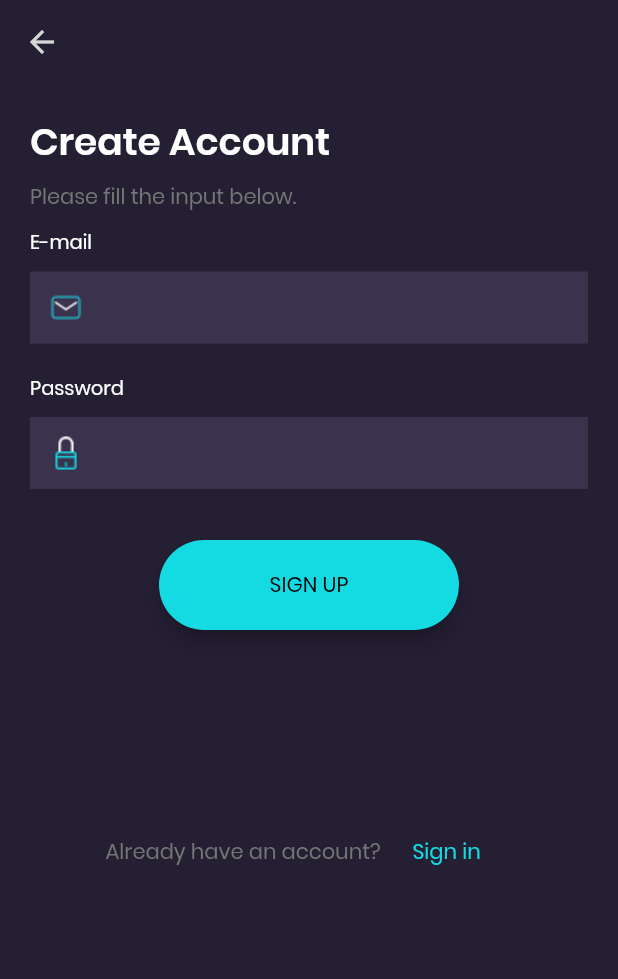
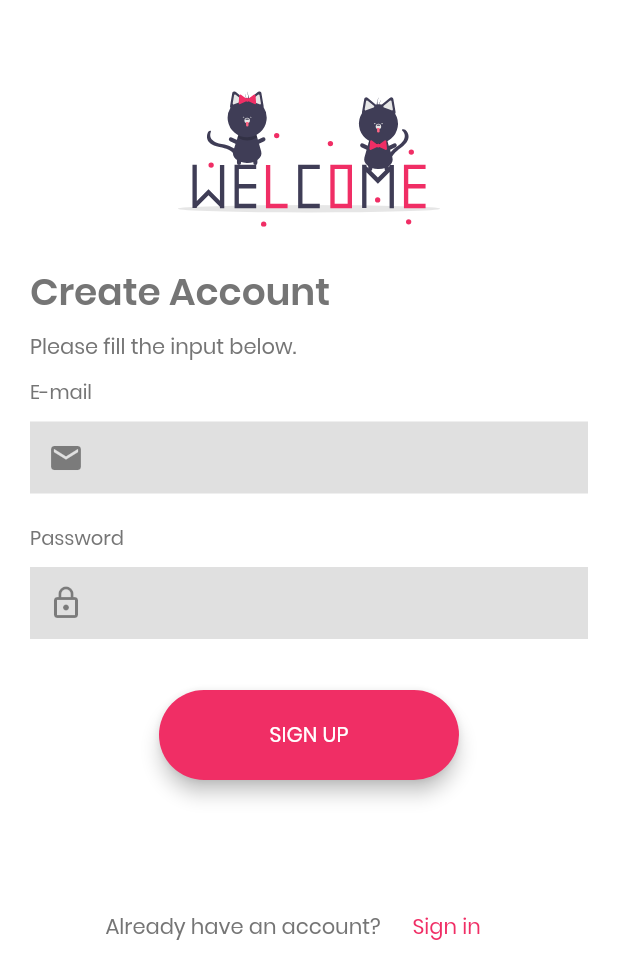
Before and after one commit to alistairholmes/flutter-appwrite-login, a Flutter app: the CreateAccount screen opened directly, on a phone screen of 412 x 824 dp. Shown: the top 979 px of the screen. Run offline on Flutter 3.47's test engine with Material 2 defaults, Android fonts, the phone set to English and light mode, and no system bars; our stand-ins replace appwrite, confetti, flutter_svg, modal_progress_hud.

Commit message:
edit login.dart and create_account.dart ui

```diff
--- a/lib/components/rounded_btn/rounded_btn.dart
+++ b/lib/components/rounded_btn/rounded_btn.dart
@@ -21,7 +21,7 @@ class RoundedButton extends StatelessWidget {
           height: 60.0,
           child: Text(
             btnText,
-            style: TextStyle(color: Colors.black),
+            style: TextStyle(color: Colors.white),
           ),
         ),
       ),
--- a/lib/ui/create_account/create_account.dart
+++ b/lib/ui/create_account/create_account.dart
@@ -1,8 +1,10 @@
+import 'package:appwrite/appwrite.dart';
 import 'package:flutter/material.dart';
 import 'package:flutter/rendering.dart';
 import 'package:flutter_appwrite_demo/components/rounded_btn/rounded_btn.dart';
 import 'package:flutter_appwrite_demo/ui/login/login.dart';
 import 'package:flutter_appwrite_demo/ui/success/success.dart';
+import 'package:flutter_svg/svg.dart';
 import 'package:modal_progress_hud/modal_progress_hud.dart';
 
 class CreateAccount extends StatefulWidget {
@@ -11,6 +13,8 @@ class CreateAccount extends StatefulWidget {
 }
 
 class _CreateAccountState extends State<CreateAccount> {
+  Client client = Client();
+  Account account;
   bool showSpinner = false;
   //final _auth = FirebaseAuth.instance;
   String email;
@@ -19,26 +23,32 @@ class _CreateAccountState extends State<CreateAccount> {
   @override
   Widget build(BuildContext context) {
     return ModalProgressHUD(
+      color: Color(0xfff02e65),
       inAsyncCall: showSpinner,
       child: Scaffold(
         resizeToAvoidBottomPadding: true,
         appBar: AppBar(
           elevation: 0,
-          leading: _goBackButton(context),
-          backgroundColor: Color(0xff251F34),
+          backgroundColor: Color(0xffffffff),
         ),
-        backgroundColor: Color(0xff251F34),
+        backgroundColor: Color(0xffffffff),
         body: SingleChildScrollView(
           child: Column(
             mainAxisAlignment: MainAxisAlignment.start,
             crossAxisAlignment: CrossAxisAlignment.start,
             children: [
+              Center(
+                child: SizedBox(
+                    width: 175,
+                    height: 100,
+                    child: SvgPicture.asset('images/welcome.svg')),
+              ),
               Padding(
                 padding: const EdgeInsets.fromLTRB(20, 20, 20, 8),
                 child: Text(
                   'Create Account',
                   style: TextStyle(
-                      color: Colors.white,
+                      color: Colors.grey[600],
                       fontWeight: FontWeight.w600,
                       fontSize: 25),
                 ),
@@ -63,7 +73,7 @@ class _CreateAccountState extends State<CreateAccount> {
                       style: TextStyle(
                           fontWeight: FontWeight.w300,
                           fontSize: 13,
-                          color: Colors.white),
+                          color: Colors.grey[600]),
                     ),
                     SizedBox(
                       height: 10,
@@ -76,12 +86,12 @@ class _CreateAccountState extends State<CreateAccount> {
                       cursorColor: Colors.white,
                       decoration: InputDecoration(
                         border: InputBorder.none,
-                        fillColor: Color(0xfff3B324E),
+                        fillColor: Colors.grey[300],
                         filled: true,
-                        prefixIcon: Image.asset('images/icon_email.png'),
+                        prefixIcon: Icon(Icons.email),
                         focusedBorder: OutlineInputBorder(
                           borderSide:
-                              BorderSide(color: Color(0xff14DAE2), width: 2.0),
+                              BorderSide(color: Color(0xfff02e65), width: 2.0),
                           borderRadius: BorderRadius.all(Radius.circular(20.0)),
                         ),
                       ),
@@ -102,7 +112,7 @@ class _CreateAccountState extends State<CreateAccount> {
                       style: TextStyle(
                           fontWeight: FontWeight.w300,
                           fontSize: 13,
-                          color: Colors.white),
+                          color: Colors.grey[600]),
                     ),
                     SizedBox(
                       height: 10,
@@ -114,12 +124,12 @@ class _CreateAccountState extends State<CreateAccount> {
                       cursorColor: Colors.white,
                       decoration: InputDecoration(
                         border: InputBorder.none,
-                        fillColor: Color(0xfff3B324E),
+                        fillColor: Colors.grey[300],
                         filled: true,
-                        prefixIcon: Image.asset('images/icon_lock.png'),
+                        prefixIcon: Icon(Icons.lock_outline),
                         focusedBorder: OutlineInputBorder(
                           borderSide:
-                              BorderSide(color: Color(0xff14DAE2), width: 2.0),
+                              BorderSide(color: Color(0xfff02e65), width: 2.0),
                           borderRadius: BorderRadius.all(Radius.circular(20.0)),
                         ),
                       ),
@@ -135,7 +145,7 @@ class _CreateAccountState extends State<CreateAccount> {
                 child: Center(
                   child: RoundedButton(
                     btnText: 'SIGN UP',
-                    color: Color(0xff14DAE2),
+                    color: Color(0xfff02e65),
                     onPressed: () async {
                       setState(() {
                         showSpinner = true;
@@ -163,7 +173,7 @@ class _CreateAccountState extends State<CreateAccount> {
                 ),
               ),
               SizedBox(
-                height: 100,
+                height: 50,
               ),
               Row(
                 mainAxisAlignment: MainAxisAlignment.center,
@@ -180,7 +190,7 @@ class _CreateAccountState extends State<CreateAccount> {
                     },
                     child: Text('Sign in',
                         style: TextStyle(
-                          color: Color(0xff14DAE2),
+                          color: Color(0xfff02e65),
                         )),
                   )
                 ],
@@ -192,11 +202,3 @@ class _CreateAccountState extends State<CreateAccount> {
     );
   }
 }
-
-Widget _goBackButton(BuildContext context) {
-  return IconButton(
-      icon: Icon(Icons.arrow_back, color: Colors.grey[350]),
-      onPressed: () {
-        Navigator.of(context).pop(true);
-      });
-}
--- a/pubspec.yaml
+++ b/pubspec.yaml
@@ -15,6 +15,7 @@ dependencies:
   flutter_svg: ^0.19.0
   modal_progress_hud: ^0.1.3
   confetti: ^0.4.0
+  appwrite: ^0.2.3
 
 dev_dependencies:
   flutter_test:
```
Also changed, not shown: lib/ui/login/login.dart (+15 -14 lines), images/auth.svg (added), images/welcome.svg (added), pubspec.lock.
